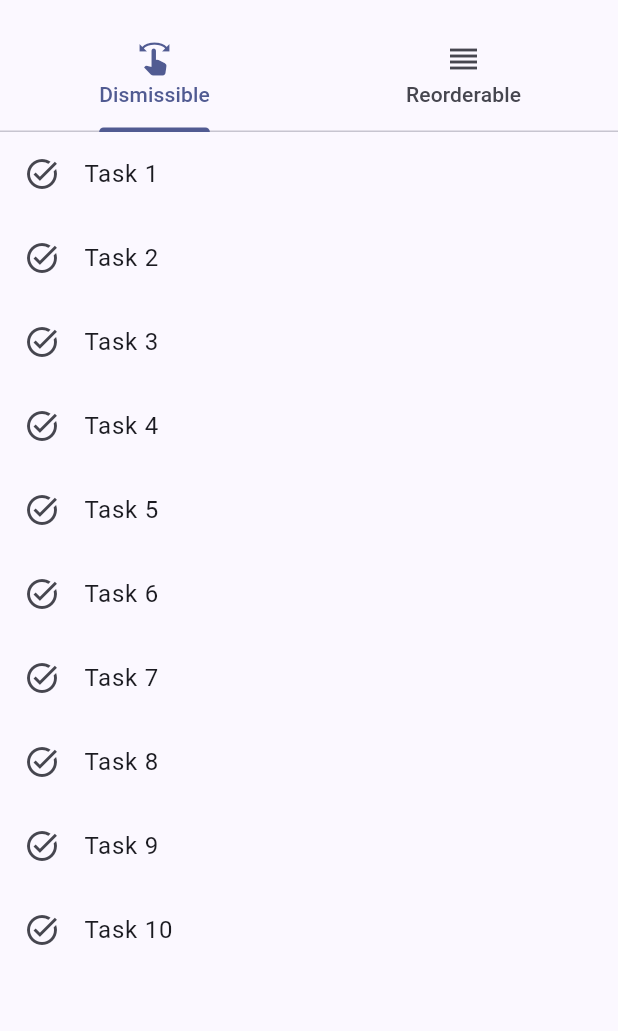
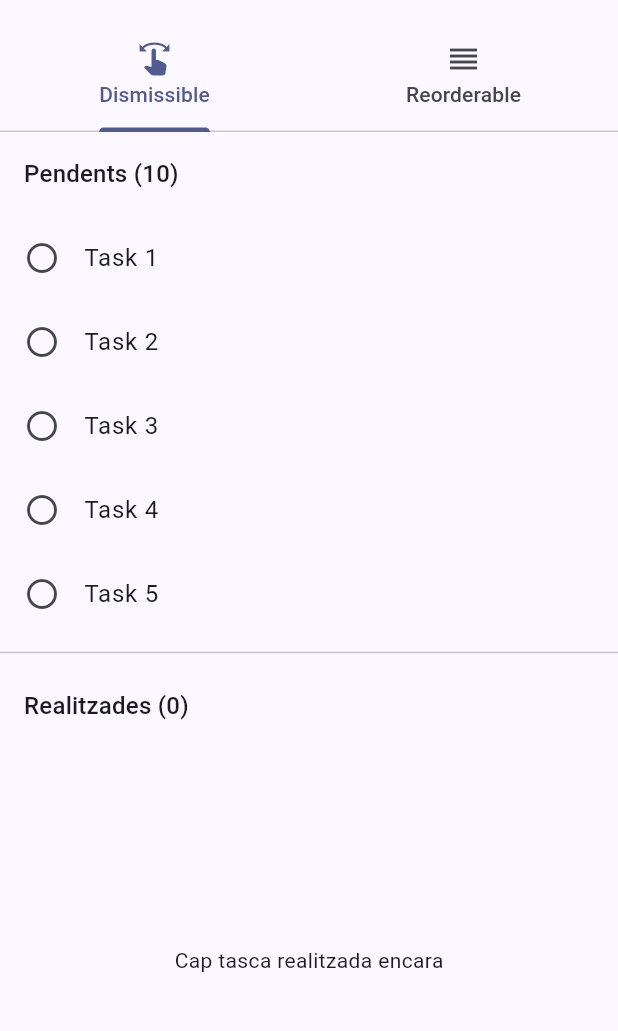
Before and after one commit to raulromerocerrato/Practica2-PMM, a Flutter app: the WidgetPage screen opened by its route, on a phone screen of 412 x 824 dp, the part 63-1094 px from its top. Run offline on Flutter 3.47's test engine with Material 3 defaults, Android fonts, the phone set to English and light mode, and no system bars.

Commit message:
feat (widgets): afegit a dismissible una altre llisat en la qual s'afegeixen les tasques realitzades

```diff
--- a/practica2_pmm/lib/widgets/dismissible_list.dart
+++ b/practica2_pmm/lib/widgets/dismissible_list.dart
@@ -9,38 +9,52 @@ class DismissibleList extends StatefulWidget {
 
 class _DismissibleListState extends State<DismissibleList> {
   final List<String> _tasks = List.generate(10, (index) => 'Task ${index + 1}');
+  final List<String> _realitzades = [];
 
-  void _eliminarTask(int index) {
-    final task = _tasks[index];
+  void _onDismissed(String task, DismissDirection direction) {
+    final completada = direction == DismissDirection.startToEnd;
     setState(() {
-      _tasks.removeAt(index);
+      _tasks.remove(task);
+      if (completada) _realitzades.add(task);
     });
     ScaffoldMessenger.of(context)
       ..hideCurrentSnackBar()
       ..showSnackBar(
-        SnackBar(content: Text('$task eliminada')),
+        SnackBar(
+          content: Text(completada ? '$task realitzada' : '$task eliminada'),
+        ),
       );
   }
+
   @override
   Widget build(BuildContext context) {
-    if (_tasks.isEmpty) {
-      return const Center(
-        child: Text('No hi ha tasques pendents'),
-      );
-    }
-    return ListView.builder(
+    final titleStyle = Theme.of(context).textTheme.titleMedium;
+
+    return Column(
+      children: [
+        Padding(
+          padding: const EdgeInsets.all(16),
+          child: Align(
+            alignment: Alignment.centerLeft,
+            child: Text('Pendents (${_tasks.length})', style: titleStyle),
+          ),
+        ),
+        Expanded(
+          child: _tasks.isEmpty
+              ? const Center(child: Text('No hi ha tasques pendents'))
+              : ListView.builder(
                   itemCount: _tasks.length,
                   itemBuilder: (context, index) {
                     final task = _tasks[index];
                     return Dismissible(
                       key: ValueKey(task),
                       background: const ColoredBox(
-            color: Colors.red,
+                        color: Colors.green,
                         child: Align(
                           alignment: Alignment.centerLeft,
                           child: Padding(
-                padding: EdgeInsets.only(left: 16.0),
-                child: Icon(Icons.delete, color: Colors.white),
+                            padding: EdgeInsets.only(left: 16),
+                            child: Icon(Icons.check, color: Colors.white),
                           ),
                         ),
                       ),
@@ -49,18 +63,49 @@ class _DismissibleListState extends State<DismissibleList> {
                         child: Align(
                           alignment: Alignment.centerRight,
                           child: Padding(
-                padding: EdgeInsets.only(right: 16.0),
+                            padding: EdgeInsets.only(right: 16),
                             child: Icon(Icons.delete, color: Colors.white),
                           ),
                         ),
                       ),
-          onDismissed: (_) =>_eliminarTask(index),
+                      onDismissed: (direction) =>
+                          _onDismissed(task, direction),
                       child: ListTile(
-            leading: const Icon(Icons.task_alt),
+                        leading: const Icon(Icons.radio_button_unchecked),
                         title: Text(task),
                       ),
                     );
                   },
+                ),
+        ),
+        const Divider(),
+        Padding(
+          padding: const EdgeInsets.all(16),
+          child: Align(
+            alignment: Alignment.centerLeft,
+            child: Text('Realitzades (${_realitzades.length})', style: titleStyle),
+          ),
+        ),
+        Expanded(
+          child: _realitzades.isEmpty
+              ? const Center(child: Text('Cap tasca realitzada encara'))
+              : ListView.builder(
+                  itemCount: _realitzades.length,
+                  itemBuilder: (context, index) {
+                    return ListTile(
+                      leading:
+                          const Icon(Icons.check_circle, color: Colors.green),
+                      title: Text(
+                        _realitzades[index],
+                        style: const TextStyle(
+                          decoration: TextDecoration.lineThrough,
+                        ),
+                      ),
+                    );
+                  },
+                ),
+        ),
+      ],
     );
   }
 }
```
Lines whose indentation alone changed are shown as unchanged.
